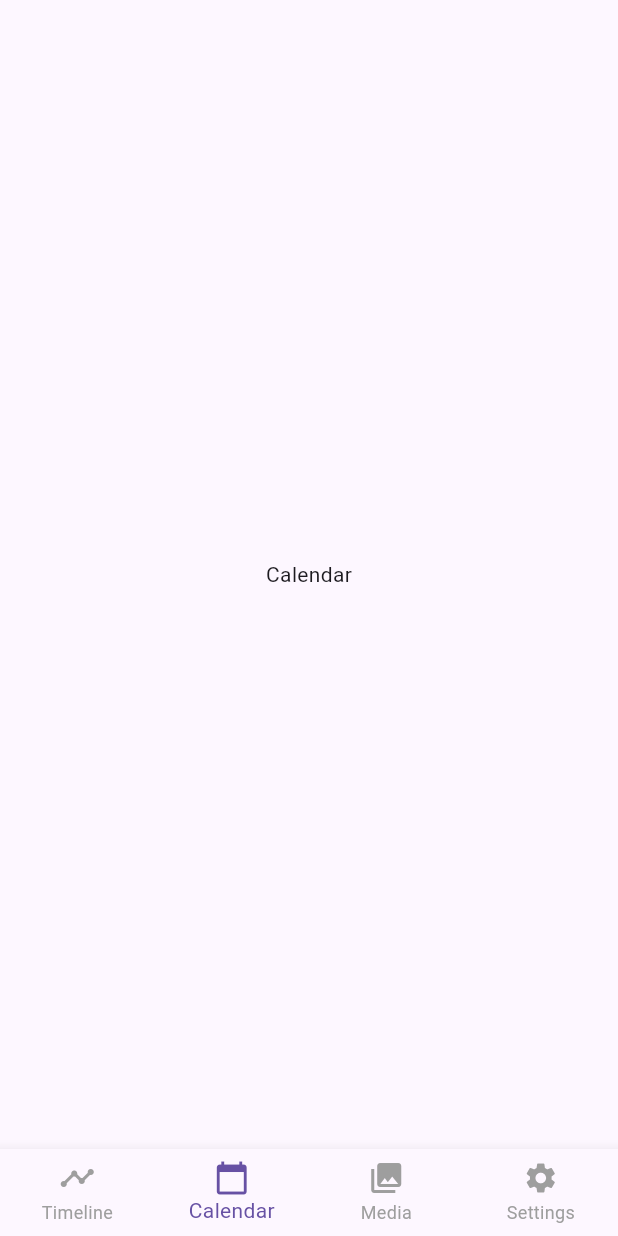
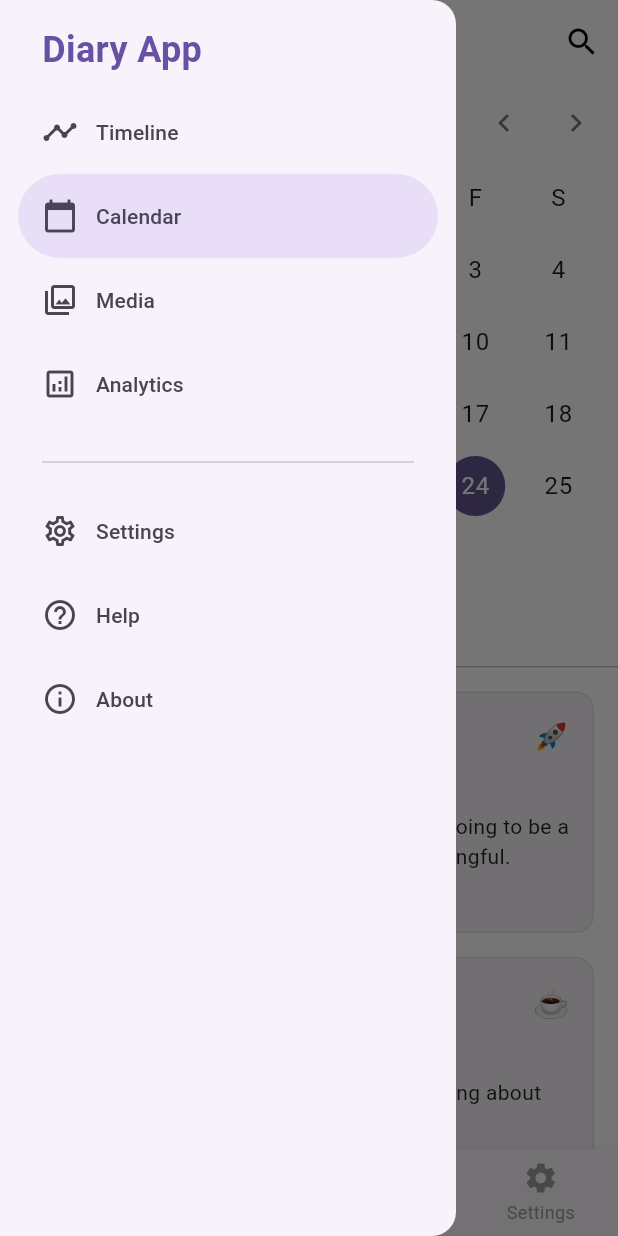
Before and after one commit to Shir0o/diary, a Flutter app: the screen it shows after launch, item 2 of the bottom bar chosen, with the side drawer open (before the commit the screen has no drawer), on a phone screen of 412 x 824 dp. Run offline on Flutter 3.47's test engine with Material 3 defaults, Android fonts, the phone set to English and light mode, and no system bars; our stand-ins replace google_fonts.

Commit message:
feat: implement Calendar screen and Side Navigation Drawer with TDD

```diff
--- a/lib/main.dart
+++ b/lib/main.dart
@@ -1,6 +1,8 @@
 import 'package:flutter/material.dart';
 import 'screens/timeline_screen.dart';
 import 'screens/settings_screen.dart';
+import 'screens/calendar_screen.dart';
+import 'widgets/side_drawer.dart';
 
 void main() {
   runApp(const DiaryApp());
@@ -35,14 +37,25 @@ class _MainScreenState extends State<MainScreen> {
 
   final List<Widget> _screens = [
     const TimelineScreen(),
-    const Center(child: Text('Calendar')),
+    const CalendarScreen(),
     const Center(child: Text('Media')),
     const SettingsScreen(),
   ];
 
+  void _onItemSelected(int index) {
+    setState(() {
+      _currentIndex = index % 4; // Map indices to bottom nav if needed
+    });
+    Navigator.of(context).pop(); // Close drawer
+  }
+
   @override
   Widget build(BuildContext context) {
     return Scaffold(
+      drawer: SideDrawer(
+        onItemSelected: _onItemSelected,
+        selectedIndex: _currentIndex,
+      ),
       body: _screens[_currentIndex],
       bottomNavigationBar: BottomNavigationBar(
         type: BottomNavigationBarType.fixed,
--- /dev/null
+++ b/lib/screens/calendar_screen.dart
@@ -0,0 +1,115 @@
+import 'package:flutter/material.dart';
+import '../models/diary_entry.dart';
+import '../widgets/entry_card.dart';
+import '../helpers/font_helper.dart';
+
+class CalendarScreen extends StatefulWidget {
+  final DateTime? initialDate;
+  const CalendarScreen({super.key, this.initialDate});
+
+  @override
+  State<CalendarScreen> createState() => _CalendarScreenState();
+}
+
+class _CalendarScreenState extends State<CalendarScreen> {
+  late DateTime _selectedDate;
+
+  @override
+  void initState() {
+    super.initState();
+    _selectedDate = widget.initialDate ?? DateTime.now();
+  }
+
+  final List<DiaryEntry> _entries = [
+    DiaryEntry(
+      id: '1',
+      date: DateTime(2026, 4, 24, 10, 0),
+      title: 'Starting a new project',
+      content: 'Today I started the Diary app project. It\'s going to be a great journey of building something meaningful.',
+      mood: '🚀',
+      location: 'Home Office',
+    ),
+    DiaryEntry(
+      id: '2',
+      date: DateTime(2026, 4, 24, 14, 0),
+      title: 'Coffee Break',
+      content: 'Had a wonderful cup of coffee while thinking about the UI design.',
+      mood: '☕',
+      location: 'Local Cafe',
+    ),
+    DiaryEntry(
+      id: '3',
+      date: DateTime(2026, 4, 23, 11, 0),
+      title: 'Planning phase',
+      content: 'Spent the day planning the features and architecture.',
+      mood: '📝',
+    ),
+  ];
+
+  List<DiaryEntry> get _filteredEntries {
+    return _entries.where((entry) {
+      return entry.date.year == _selectedDate.year &&
+          entry.date.month == _selectedDate.month &&
+          entry.date.day == _selectedDate.day;
+    }).toList();
+  }
+
+  @override
+  Widget build(BuildContext context) {
+    return Scaffold(
+      backgroundColor: Colors.white,
+      appBar: AppBar(
+        title: Text(
+          'Calendar',
+          style: safeGoogleFont('Inter', fontWeight: FontWeight.bold),
+        ),
+        centerTitle: true,
+        backgroundColor: Colors.white,
+        elevation: 0,
+        leading: Builder(
+          builder: (context) => IconButton(
+            icon: const Icon(Icons.menu, color: Colors.black),
+            onPressed: () => Scaffold.of(context).openDrawer(),
+          ),
+        ),
+        actions: [
+          IconButton(
+            icon: const Icon(Icons.search, color: Colors.black),
+            onPressed: () {},
+          ),
+        ],
+      ),
+      body: Column(
+        children: [
+          CalendarDatePicker(
+            initialDate: _selectedDate,
+            firstDate: DateTime(2020),
+            lastDate: DateTime(2030),
+            onDateChanged: (date) {
+              setState(() {
+                _selectedDate = date;
+              });
+            },
+          ),
+          const Divider(height: 1),
+          Expanded(
+            child: _filteredEntries.isEmpty
+                ? Center(
+                    child: Text(
+                      'No entries for this day',
+                      style: safeGoogleFont('Inter', color: Colors.grey),
+                    ),
+                  )
+                : ListView.builder(
+                    padding: const EdgeInsets.symmetric(vertical: 8),
+                    itemCount: _filteredEntries.length,
+                    itemBuilder: (context, index) {
+                      return EntryCard(entry: _filteredEntries[index]);
+                    },
+                  ),
+          ),
+        ],
+      ),
+    );
+  }
+}
--- /dev/null
+++ b/lib/widgets/side_drawer.dart
@@ -0,0 +1,74 @@
+import 'package:flutter/material.dart';
+import '../helpers/font_helper.dart';
+
+class SideDrawer extends StatelessWidget {
+  final Function(int) onItemSelected;
+  final int selectedIndex;
+
+  const SideDrawer({
+    super.key,
+    required this.onItemSelected,
+    required this.selectedIndex,
+  });
+
+  @override
+  Widget build(BuildContext context) {
+    return NavigationDrawer(
+      onDestinationSelected: onItemSelected,
+      selectedIndex: selectedIndex,
+      children: [
+        Padding(
+          padding: const EdgeInsets.fromLTRB(28, 16, 16, 10),
+          child: Text(
+            'Diary App',
+            style: safeGoogleFont(
+              'Inter',
+              fontSize: 24,
+              fontWeight: FontWeight.bold,
+              color: const Color(0xFF6751a4),
+            ),
+          ),
+        ),
+        const NavigationDrawerDestination(
+          icon: Icon(Icons.timeline_outlined),
+          selectedIcon: Icon(Icons.timeline),
+          label: Text('Timeline'),
+        ),
+        const NavigationDrawerDestination(
+          icon: Icon(Icons.calendar_today_outlined),
+          selectedIcon: Icon(Icons.calendar_today),
+          label: Text('Calendar'),
+        ),
+        const NavigationDrawerDestination(
+          icon: Icon(Icons.photo_library_outlined),
+          selectedIcon: Icon(Icons.photo_library),
+          label: Text('Media'),
+        ),
+        const NavigationDrawerDestination(
+          icon: Icon(Icons.analytics_outlined),
+          selectedIcon: Icon(Icons.analytics),
+          label: Text('Analytics'),
+        ),
+        const Padding(
+          padding: EdgeInsets.fromLTRB(28, 16, 28, 10),
+          child: Divider(),
+        ),
+        const NavigationDrawerDestination(
+          icon: Icon(Icons.settings_outlined),
+          selectedIcon: Icon(Icons.settings),
+          label: Text('Settings'),
+        ),
+        const NavigationDrawerDestination(
+          icon: Icon(Icons.help_outline),
+          selectedIcon: Icon(Icons.help),
+          label: Text('Help'),
+        ),
+        const NavigationDrawerDestination(
+          icon: Icon(Icons.info_outline),
+          selectedIcon: Icon(Icons.info),
+          label: Text('About'),
+        ),
+      ],
+    );
+  }
+}
```
Also changed, not shown: assets/design/calendar_navigation_code.txt (added, +51 -0 lines), assets/design/side_drawer_code.txt (added, +51 -0 lines), lib/screens/settings_screen.dart (+5 -3 lines), lib/screens/timeline_screen.dart (+6 -1 lines), assets/design/calendar_navigation.png (added), assets/design/side_drawer.png (added), 8 other files.
